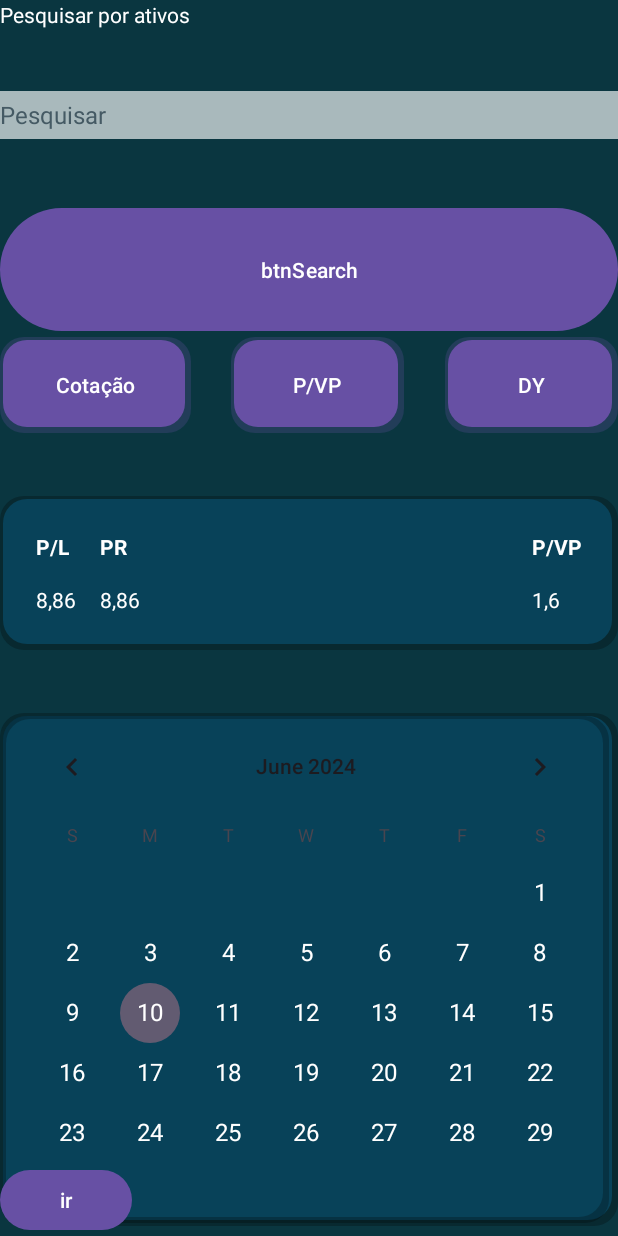
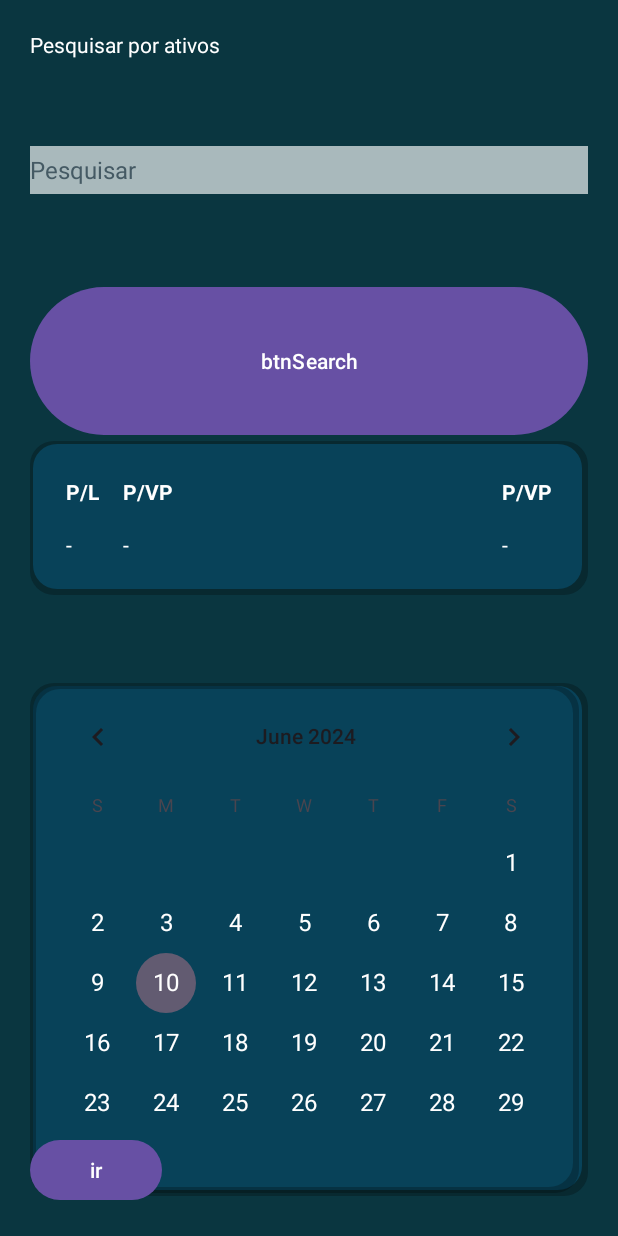
Before and after one commit to annaX0/upx-v, an Android app: the ativos screen opened directly, with no data from a screen before it, on a phone screen of 412 x 824 dp. Run offline under Robolectric (Android 15) with nearby library versions, the phone set to English and light mode, and no system bars.

Commit message:
adiciona ativos

```diff
--- /dev/null
+++ b/app/src/main/java/com/example/upx_contabil/AlphaVantageAPI.java
@@ -0,0 +1,13 @@
+package com.example.upx_contabil;
+
+
+import retrofit2.Call;
+import retrofit2.http.GET;
+import retrofit2.http.Query;
+
+public interface AlphaVantageAPI {
+    @GET("query")
+    Call<OverviewResponse> getOverview(@Query("function") String function,
+                                       @Query("symbol") String symbol,
+                                       @Query("apikey") String apiKey);
+}
--- a/app/src/main/java/com/example/upx_contabil/ativos.java
+++ b/app/src/main/java/com/example/upx_contabil/ativos.java
@@ -10,42 +10,56 @@ import androidx.appcompat.app.AppCompatActivity;
 import androidx.core.graphics.Insets;
 import androidx.core.view.ViewCompat;
 import androidx.core.view.WindowInsetsCompat;
+import android.os.Bundle;
+import android.view.View;
+import android.widget.Button;
+import android.widget.TextView;
+import androidx.appcompat.app.AppCompatActivity;
 import retrofit2.Call;
 import retrofit2.Callback;
 import retrofit2.Response;
 
 public class ativos extends AppCompatActivity {
 
-    @Override
     protected void onCreate(Bundle savedInstanceState) {
         super.onCreate(savedInstanceState);
-        EdgeToEdge.enable(this);
         setContentView(R.layout.activity_ativos);
-        ViewCompat.setOnApplyWindowInsetsListener(findViewById(R.id.main), (v, insets) -> {
-            Insets systemBars = insets.getInsets(WindowInsetsCompat.Type.systemBars());
-            v.setPadding(systemBars.left, systemBars.top, systemBars.right, systemBars.bottom);
-            return insets;
-        });
-        Button button = findViewById(R.id.expandButton);
+
         Button search = findViewById(R.id.btnSearch);
-
-
-
-        button.setOnClickListener(new View.OnClickListener() {
-            @Override
-            public void onClick(View v) {
-                Intent intent = new Intent(ativos.this, expandAtivos.class);
-                startActivity(intent);
-            }
-        });
 
         search.setOnClickListener(new View.OnClickListener() {
             @Override
             public void onClick(View v) {
-                Intent intent = new Intent(ativos.this, resultSearch.class);
-                startActivity(intent);
+                AlphaVantageAPI api = ApiClient.getClient().create(AlphaVantageAPI.class);
+                Call<OverviewResponse> call = api.getOverview("OVERVIEW", "IBM", "demo");
+
+                call.enqueue(new Callback<OverviewResponse>() {
+                    @Override
+                    public void onResponse(Call<OverviewResponse> call, Response<OverviewResponse> response) {
+                        if (response.isSuccessful()) {
+                            OverviewResponse data = response.body();
+                            if (data != null) {
+                                updateUI(data);
+                            }
+                        }
+                    }
+
+                    @Override
+                    public void onFailure(Call<OverviewResponse> call, Throwable t) {
+                        // Handle failure
+                    }
+                });
             }
         });
+    }
 
+    private void updateUI(OverviewResponse data) {
+        TextView textViewPERatio = findViewById(R.id.text_per_ratio);
+        TextView textViewPVP = findViewById(R.id.text_pvp);
+        TextView textViewDY = findViewById(R.id.text_dividend_yield);
+
+        textViewPERatio.setText(data.getPERatio());
+        textViewPVP.setText(data.getPriceToBookRatio());
+        textViewDY.setText(data.getDividendYield());
     }
 }
--- a/app/src/main/res/layout/activity_ativos.xml
+++ b/app/src/main/res/layout/activity_ativos.xml
@@ -42,52 +42,7 @@
         android:layout_weight="1"
         android:text="btnSearch" />
 
-    <LinearLayout
-        android:layout_width="match_parent"
-        android:layout_height="wrap_content"
-        android:layout_weight="1"
-        android:orientation="horizontal">
 
-        <Button
-            android:id="@+id/button"
-            android:layout_width="wrap_content"
-            android:layout_height="64dp"
-            android:layout_weight="1"
-            android:text="Cotação"
-            android:background="@drawable/shadow_background"
-
-            app:cornerRadius="12dp" />
-
-        <Space
-            android:layout_width="wrap_content"
-            android:layout_height="wrap_content"
-            android:layout_weight="1" />
-
-        <Button
-            android:id="@+id/button2"
-            android:layout_width="wrap_content"
-            android:layout_height="64dp"
-            android:layout_weight="1"
-            android:text="P/VP"
-            android:background="@drawable/shadow_background"
-
-            app:cornerRadius="12dp" />
-
-        <Space
-            android:layout_width="wrap_content"
-            android:layout_height="wrap_content"
-            android:layout_weight="1" />
-
-        <Button
-            android:id="@+id/button3"
-            android:layout_width="wrap_content"
-            android:layout_height="64dp"
-            android:layout_weight="1"
-            android:background="@drawable/shadow_background"
-
-            android:text="DY"
-            app:cornerRadius="12dp" />
-    </LinearLayout>
 
     <TableLayout
         android:layout_width="match_parent"
@@ -98,7 +53,6 @@
 
         >
 
-        <!-- Primeira Linha (Cabeçalho) -->
         <TableRow>
 
             <TextView
@@ -113,9 +67,9 @@
 
             <TextView
                 android:layout_width="match_parent"
-                android:layout_height="match_parent"
+                android:layout_height="wrap_content"
                 android:padding="8dp"
-                android:text="PR"
+                android:text="P/VP"
                 android:textColor="#FFF"
                 android:textStyle="bold" />
 
@@ -132,31 +86,32 @@
 
         <!-- Segunda Linha (Dados) -->
         <TableRow>
+
             <TextView
+                android:id="@+id/text_per_ratio"
                 android:layout_width="wrap_content"
                 android:layout_height="wrap_content"
                 android:padding="8dp"
-                android:text="8,86"
-                android:textColor="#FFF"
+                android:text="-"
 
-                />
+                android:textColor="#FFF" />
 
             <TextView
+                android:id="@+id/text_pvp"
                 android:layout_width="225dp"
                 android:layout_height="match_parent"
                 android:padding="8dp"
-                android:text="8,86"
-                android:textColor="#FFF"
+                android:text="-"
 
-                />
+                android:textColor="#FFF" />
 
             <TextView
+                android:id="@+id/text_dividend_yield"
                 android:layout_width="wrap_content"
                 android:layout_height="wrap_content"
                 android:padding="8dp"
-                android:text="1,6"
-                android:textColor="#FFF"
-                />
+                android:text="-"
+                android:textColor="#FFF" />
         </TableRow>
 
     </TableLayout>
```
Also changed, not shown: app/src/main/java/com/example/upx_contabil/ApiClient.java (added, +19 -0 lines), app/src/main/java/com/example/upx_contabil/OverviewResponse.java (added, +65 -0 lines).
